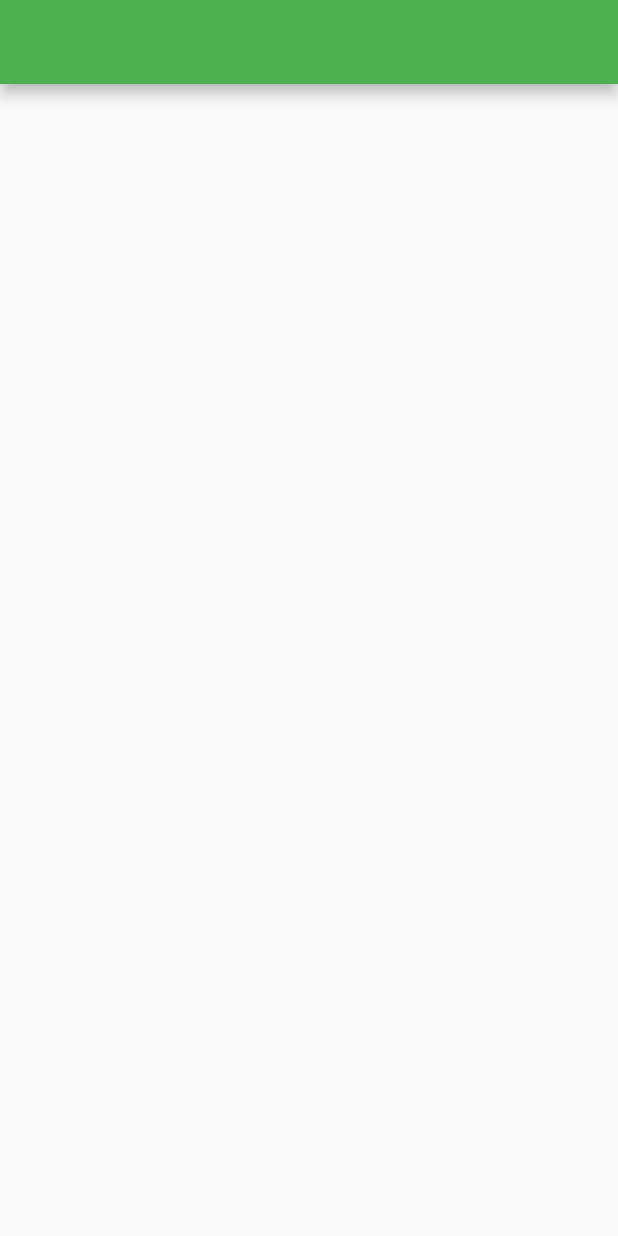
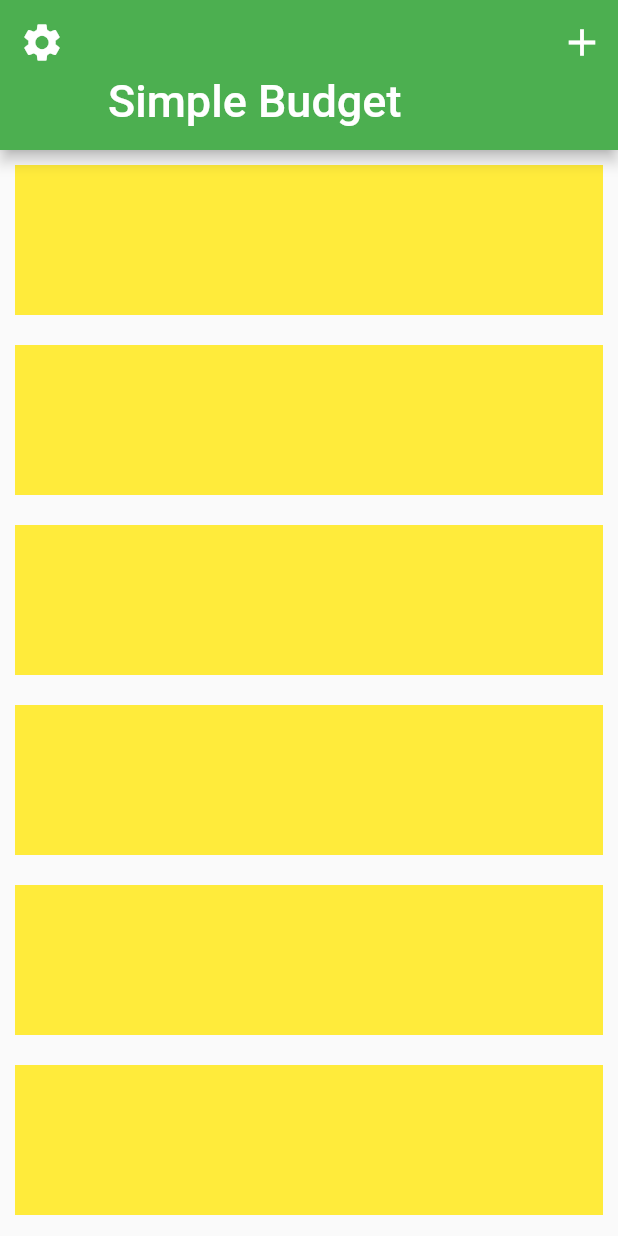
Before and after one commit to imrishuroy/Flutter-Budget-App, a Flutter app: the screen it shows after launch, on a phone screen of 412 x 824 dp. Run offline on Flutter 3.47's test engine with Material 2 defaults, Android fonts, the phone set to English and light mode, and no system bars.

Commit message:
Added SliverAppBar to HomePage

```diff
--- a/lib/screens/homepage.dart
+++ b/lib/screens/homepage.dart
@@ -4,7 +4,40 @@ class HomePage extends StatelessWidget {
   @override
   Widget build(BuildContext context) {
     return Scaffold(
-      appBar: AppBar(),
+      body: CustomScrollView(
+        slivers: [
+          SliverAppBar(
+            forceElevated: true,
+            floating: true,
+            // pinned: true,
+            expandedHeight: 100.0,
+            flexibleSpace: FlexibleSpaceBar(
+              title: Text('Simple Budget'),
+            ),
+            leading: IconButton(
+              icon: Icon(Icons.settings),
+              iconSize: 30.0,
+              onPressed: () {},
+            ),
+            actions: [
+              IconButton(
+                icon: Icon(Icons.add),
+                iconSize: 30.0,
+                onPressed: () {},
+              ),
+            ],
+          ),
+          SliverList(
+            delegate: SliverChildBuilderDelegate((BuildContext context, index) {
+              return Container(
+                margin: EdgeInsets.all(10),
+                height: 100,
+                color: Colors.yellow,
+              );
+            }, childCount: 10),
+          )
+        ],
+      ),
     );
   }
 }
```
